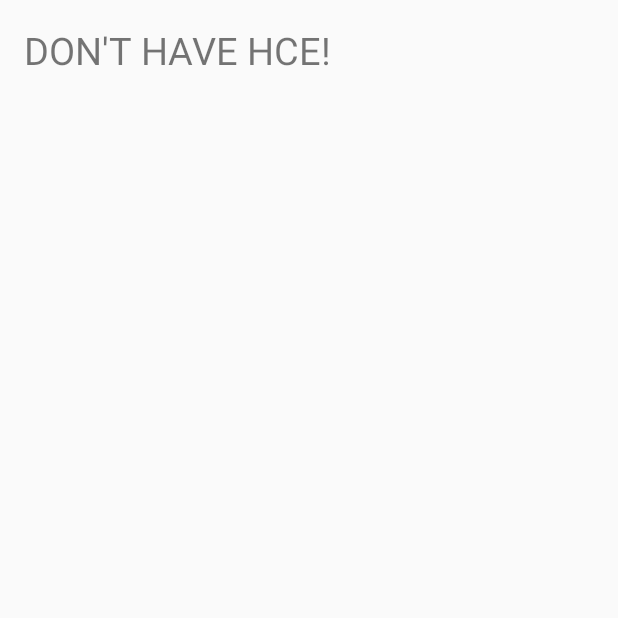
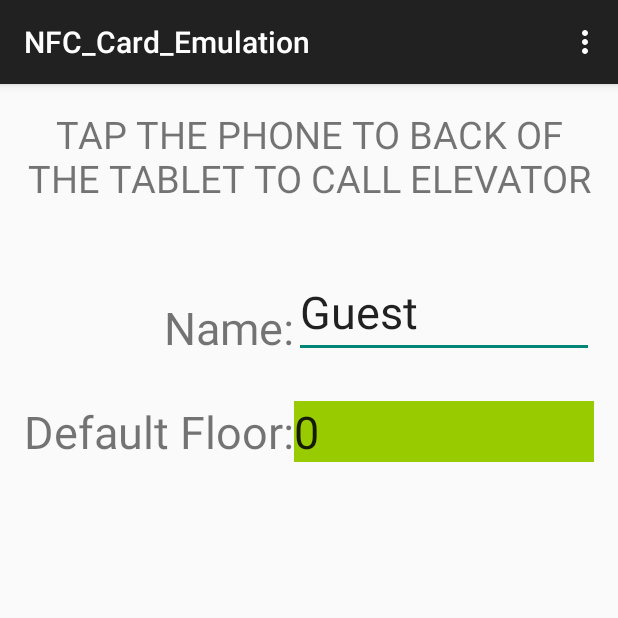
Before and after one commit to acosgun/NFC_Card_Emulation, an Android app: the screen it shows after launch (MainActivity), on a phone screen of 412 x 824 dp, the top half of it. Run offline under Robolectric (Android 15) with nearby library versions, the phone set to English and light mode, and no system bars.

Commit message:
Added Name and Floor fields

```diff
--- a/app/src/main/java/com/example/acosgun/nfc_card_emulation/MainActivity.java
+++ b/app/src/main/java/com/example/acosgun/nfc_card_emulation/MainActivity.java
@@ -1,39 +1,96 @@
 package com.example.acosgun.nfc_card_emulation;
 
 import android.content.Context;
+import android.content.SharedPreferences;
 import android.content.pm.PackageManager;
 import android.os.Bundle;
 import android.support.v7.app.ActionBarActivity;
+import android.text.Editable;
+import android.text.TextWatcher;
 import android.util.Log;
 import android.view.Menu;
 import android.view.MenuItem;
+import android.widget.EditText;
 import android.widget.TextView;
+
 
 public class MainActivity extends ActionBarActivity {
 
     private static final String TAG = "MainActivity";
+    public static final String PREFS_NAME = "MyPrefsFile";
     TextView textView;
+    EditText floorEditText;
+    EditText nameEditText;
+
 
     @Override
     protected void onCreate(Bundle savedInstanceState) {
         super.onCreate(savedInstanceState);
         setContentView(R.layout.activity_main);
 
-        textView = (TextView) findViewById(R.id.textView1);
-
         Context context = this;
         PackageManager pm = context.getPackageManager();
         boolean hasNfcHce = pm.hasSystemFeature(PackageManager.FEATURE_NFC_HOST_CARD_EMULATION);
 
+        textView = (TextView) findViewById(R.id.textView1);
+        floorEditText = (EditText) findViewById(R.id.floorEditText);
+        nameEditText = (EditText) findViewById(R.id.nameEditText);
+
+
+        SharedPreferences settings = getSharedPreferences(PREFS_NAME, 0);
+        String human_name= settings.getString("name", "Guest");
+        int floor_num=settings.getInt("floor", 0);
+
+        floorEditText.setText(floor_num+"");
+        nameEditText.setText(human_name);
+        textView.setText("TAP THE PHONE TO BACK OF THE TABLET TO CALL ELEVATOR");
+
         if(!hasNfcHce)
         {
-            textView.setText("DON'T HAVE HCE!");
+            //textView.setText("DON'T HAVE HCE!");
             Log.i(TAG, "DON'T HAVE HCE!");
         }
         else{
             Log.i(TAG, "HCE AVAILABLE");
-            textView.setText("HCE AVAILABLE");
+            //textView.setText("HCE AVAILABLE");
         }
+
+
+
+        nameEditText.addTextChangedListener(new TextWatcher() {
+
+            public void afterTextChanged(Editable s)
+            {
+                SharedPreferences settings = getSharedPreferences(PREFS_NAME, 0);
+                SharedPreferences.Editor editor = settings.edit();
+                editor.putString("name", s.toString());
+                editor.commit();
+            }
+            public void beforeTextChanged(CharSequence s, int start, int count, int after) {}
+
+            public void onTextChanged(CharSequence s, int start, int before, int count) {}
+        });
+
+        floorEditText.addTextChangedListener(new TextWatcher() {
+
+            public void afterTextChanged(Editable s) {
+                SharedPreferences settings = getSharedPreferences(PREFS_NAME, 0);
+                SharedPreferences.Editor editor = settings.edit();
+                String str = s.toString();
+                int floor;
+                try {
+                    floor = Integer.parseInt(str);
+                } catch (NumberFormatException e) {
+                    floor = 0;
+                }
+                editor.putInt("floor",floor);
+                editor.commit();
+            }
+            public void beforeTextChanged(CharSequence s, int start, int count, int after) {}
+
+            public void onTextChanged(CharSequence s, int start, int before, int count) {}
+        });
+
     }
 
     @Override
--- a/app/src/main/res/layout/activity_main.xml
+++ b/app/src/main/res/layout/activity_main.xml
@@ -1,6 +1,6 @@
 <RelativeLayout xmlns:android="http://schemas.android.com/apk/res/android"
-    xmlns:tools="http://schemas.android.com/tools" android:layout_width="match_parent"
-    android:layout_height="match_parent" android:paddingLeft="@dimen/activity_horizontal_margin"
+    xmlns:tools="http://schemas.android.com/tools" android:layout_width="wrap_content"
+    android:layout_height="wrap_content" android:paddingLeft="@dimen/activity_horizontal_margin"
     android:paddingRight="@dimen/activity_horizontal_margin"
     android:paddingTop="@dimen/activity_vertical_margin"
     android:paddingBottom="@dimen/activity_vertical_margin" tools:context=".MainActivity">
@@ -11,7 +11,50 @@
         android:textSize="25dp"
         android:layout_alignParentEnd="true"
         android:layout_alignParentStart="true"
-        android:layout_alignParentBottom="true"
-        android:layout_alignParentTop="true" />
+        android:layout_alignParentTop="true"
+        android:gravity="center" />
+
+    <EditText
+        android:layout_width="wrap_content"
+        android:layout_height="wrap_content"
+        android:inputType="textPersonName"
+        android:text="Name"
+        android:ems="10"
+        android:id="@+id/nameEditText"
+        android:layout_marginTop="105dp"
+        android:editable="true"
+        android:textSize="30dp"
+        android:layout_toEndOf="@+id/textView" />
+
+    <EditText
+        android:layout_width="match_parent"
+        android:layout_height="wrap_content"
+        android:inputType="number"
+        android:ems="10"
+        android:id="@+id/floorEditText"
+        android:background="@android:color/holo_green_light"
+        android:textSize="30dp"
+        android:layout_marginTop="195dp"
+        android:layout_alignParentTop="true"
+        android:layout_alignParentEnd="true"
+        android:layout_toEndOf="@+id/textView" />
+
+    <TextView
+        android:layout_width="wrap_content"
+        android:layout_height="wrap_content"
+        android:id="@+id/textView"
+        android:text="Default Floor:"
+        android:textSize="30dp"
+        android:layout_alignTop="@+id/floorEditText"
+        android:layout_alignParentStart="true" />
+
+    <TextView
+        android:layout_width="wrap_content"
+        android:layout_height="wrap_content"
+        android:id="@+id/textView2"
+        android:text="Name:"
+        android:textSize="30dp"
+        android:layout_alignBottom="@+id/nameEditText"
+        android:layout_alignEnd="@+id/textView" />
 
 </RelativeLayout>
--- a/app/src/main/res/values/styles.xml
+++ b/app/src/main/res/values/styles.xml
@@ -1,7 +1,7 @@
 <resources>
 
     <!-- Base application theme. -->
-    <style name="AppTheme" parent="Theme.AppCompat.Light.NoActionBar">
+    <style name="AppTheme" parent="Theme.AppCompat.Light.DarkActionBar">
         <!-- Customize your theme here. -->
     </style>
 
```
Also changed, not shown: app/src/main/java/com/example/acosgun/nfc_card_emulation/MyHostApduService.java (+20 -4 lines), 2 other files.
